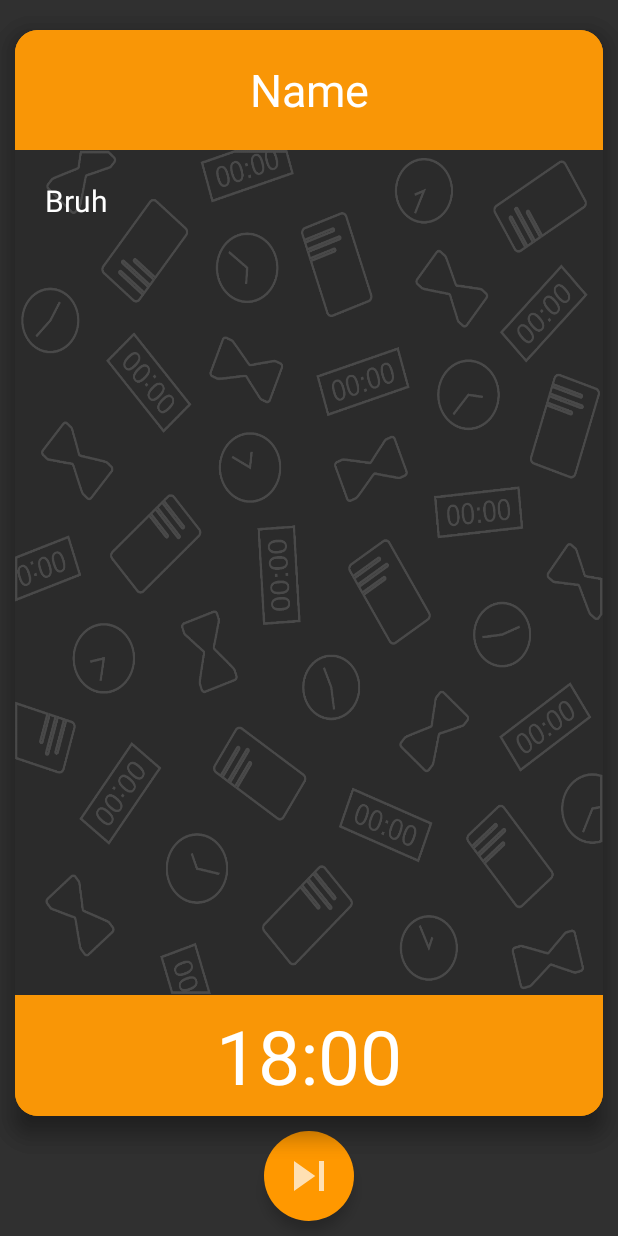
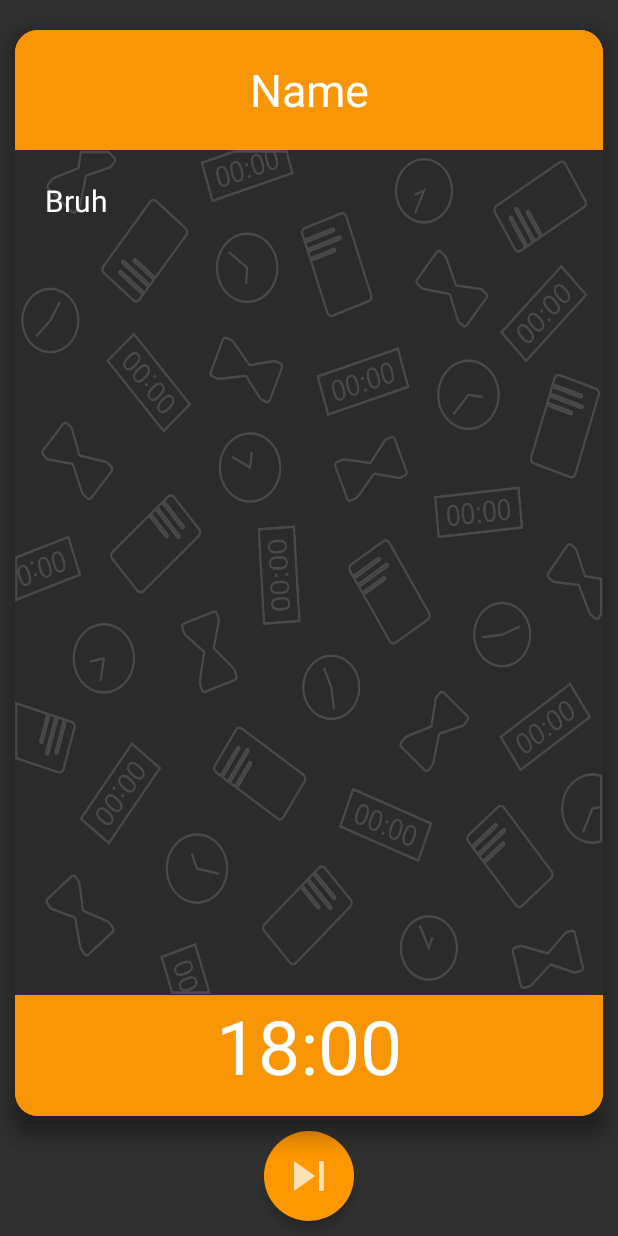
Before and after one commit to denfad/HintsNotes, an Android app: the MainActivity screen opened directly, with no data from a screen before it, on a phone screen of 412 x 824 dp. Run offline under Robolectric (Android 15) with nearby library versions, the phone set to English and light mode, and no system bars; 5 statements that could not run were skipped.

Commit message:
Конечная версия

```diff
--- a/app/src/main/res/layout/activity_main.xml
+++ b/app/src/main/res/layout/activity_main.xml
@@ -43,7 +43,7 @@
             android:ems="10"
             android:gravity="start"
             android:inputType="textMultiLine"
-            android:padding="20dp"
+            android:padding="10dp"
             android:text="Bruh"
             android:textAlignment="gravity"
             android:textColor="#FFFFFF"
@@ -55,14 +55,13 @@
             android:layout_width="match_parent"
             android:layout_height="0dp"
             android:layout_weight="1"
+            android:elevation="5dp"
             android:ems="10"
-            android:gravity="center"
+            android:gravity="center|top"
             android:inputType="textPersonName"
             android:text="18:00"
-            android:textAlignment="gravity"
             android:textColor="#FFFFFF"
-            android:textSize="50sp"
-            android:elevation="5dp"/>
+            android:textSize="50sp" />
 
     </LinearLayout>
 
@@ -112,14 +111,13 @@
             android:layout_width="match_parent"
             android:layout_height="0dp"
             android:layout_weight="1"
+            android:elevation="5dp"
             android:ems="10"
-            android:gravity="center"
+            android:gravity="center|top"
             android:inputType="textPersonName"
             android:text="18:00"
-            android:textAlignment="gravity"
             android:textColor="#FFFFFF"
-            android:textSize="50sp"
-            android:elevation="5dp"/>
+            android:textSize="50sp" />
 
     </LinearLayout>
 
--- a/app/src/main/res/layout/hint_list.xml
+++ b/app/src/main/res/layout/hint_list.xml
@@ -48,7 +48,7 @@
             android:layout_height="match_parent"
             android:text="rrrrrrrr"
             android:gravity="fill_vertical"
-            android:textSize="30sp"
+            android:textSize="20sp"
             android:id="@+id/nameLecture"/>
 
     </LinearLayout>
```
Also changed, not shown: app/src/main/res/layout/lecture.xml (added, +16 -0 lines).
